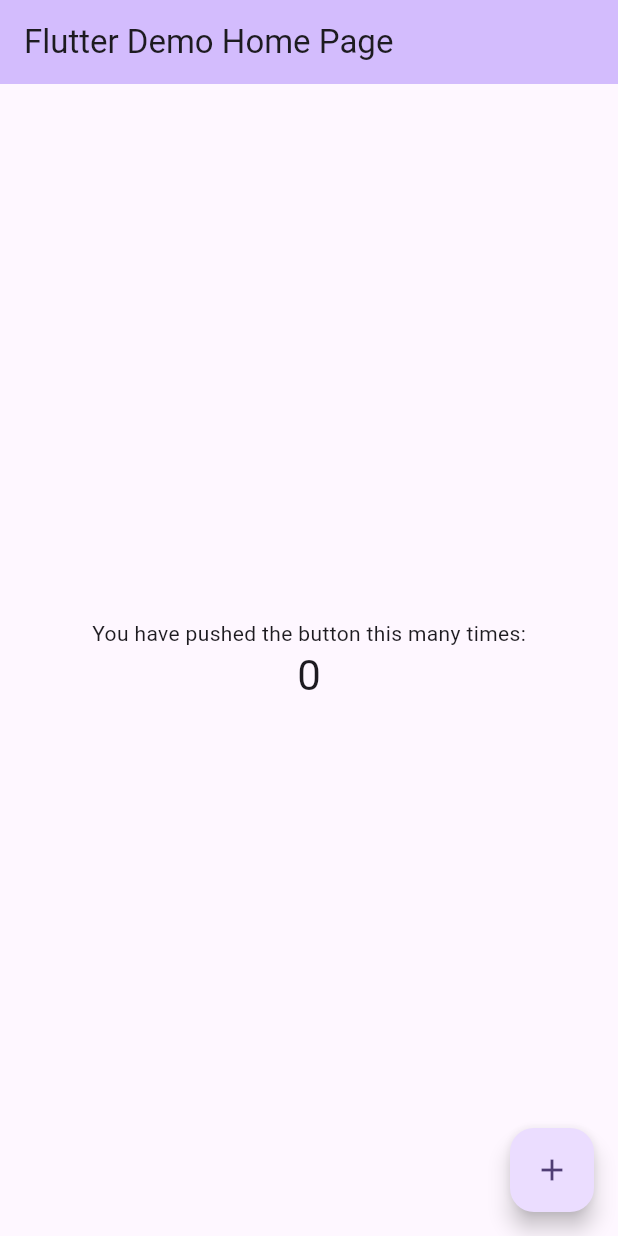
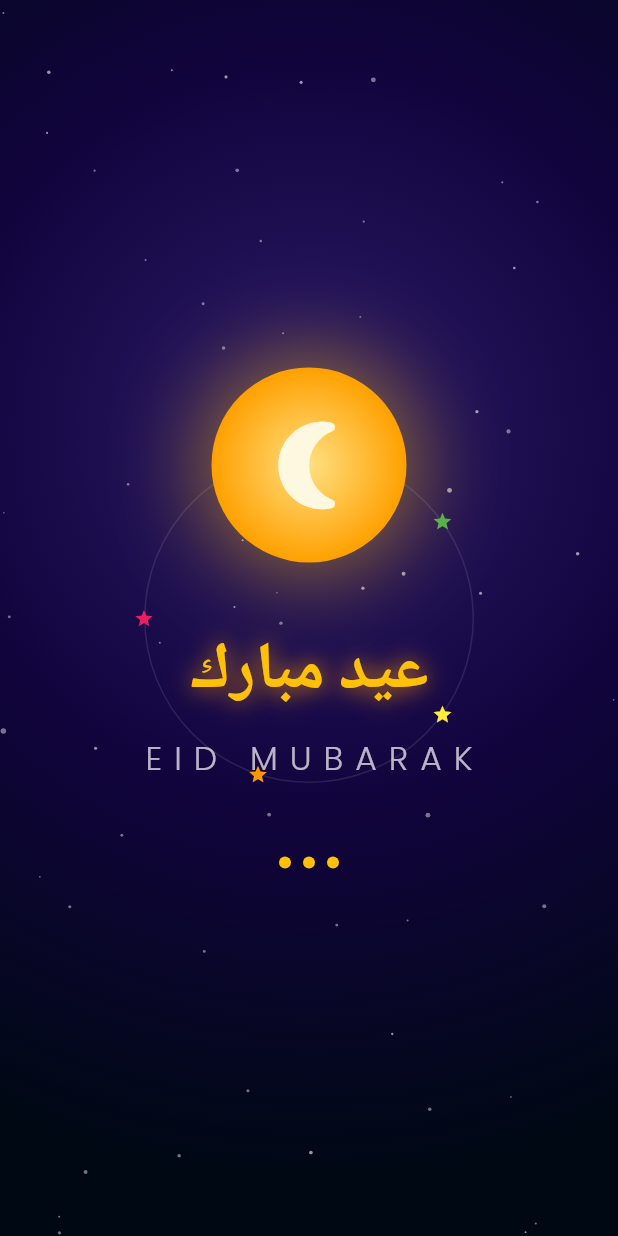
Before and after one commit to Usaid-Dev/Eid-Celebrations-App, a Flutter app: the first screen one second after launch, on a phone screen of 412 x 824 dp. Run offline on Flutter 3.47's test engine with Material 3 defaults, Android fonts, the phone set to English and light mode, and no system bars; drawn by our look-alikes of flutter_animate; our stand-ins replace google_fonts.

Commit message:
Created Splash Sceenn, add dependencies

```diff
--- a/lib/main.dart
+++ b/lib/main.dart
@@ -1,122 +1,35 @@
 import 'package:flutter/material.dart';
+import 'package:flutter/services.dart';
+import 'package:google_fonts/google_fonts.dart';
+import 'screens/splash_screen.dart';
 
-void main() {
-  runApp(const MyApp());
+void main() async {
+  WidgetsFlutterBinding.ensureInitialized();
+  SystemChrome.setPreferredOrientations([DeviceOrientation.portraitUp]);
+  SystemChrome.setSystemUIOverlayStyle(
+    const SystemUiOverlayStyle(
+      statusBarColor: Colors.transparent,
+      statusBarIconBrightness: Brightness.light,
+    ),
+  );
+  runApp(const EidMubarakApp());
 }
 
-class MyApp extends StatelessWidget {
-  const MyApp({super.key});
+class EidMubarakApp extends StatelessWidget {
+  const EidMubarakApp({super.key});
 
-  // This widget is the root of your application.
   @override
   Widget build(BuildContext context) {
     return MaterialApp(
-      title: 'Flutter Demo',
+      debugShowCheckedModeBanner: false,
       theme: ThemeData(
-        // This is the theme of your application.
-        //
-        // TRY THIS: Try running your application with "flutter run". You'll see
-        // the application has a purple toolbar. Then, without quitting the app,
-        // try changing the seedColor in the colorScheme below to Colors.green
-        // and then invoke "hot reload" (save your changes or press the "hot
-        // reload" button in a Flutter-supported IDE, or press "r" if you used
-        // the command line to start the app).
-        //
-        // Notice that the counter didn't reset back to zero; the application
-        // state is not lost during the reload. To reset the state, use hot
-        // restart instead.
-        //
-        // This works for code too, not just values: Most code changes can be
-        // tested with just a hot reload.
-        colorScheme: .fromSeed(seedColor: Colors.deepPurple),
+        textTheme: GoogleFonts.poppinsTextTheme(),
+        colorScheme: ColorScheme.fromSeed(
+          seedColor: const Color(0xFF6C3483),
+        ),
+        useMaterial3: true,
       ),
-      home: const MyHomePage(title: 'Flutter Demo Home Page'),
+      home: const SplashScreen(),
     );
   }
 }
-
-class MyHomePage extends StatefulWidget {
-  const MyHomePage({super.key, required this.title});
-
-  // This widget is the home page of your application. It is stateful, meaning
-  // that it has a State object (defined below) that contains fields that affect
-  // how it looks.
-
-  // This class is the configuration for the state. It holds the values (in this
-  // case the title) provided by the parent (in this case the App widget) and
-  // used by the build method of the State. Fields in a Widget subclass are
-  // always marked "final".
-
-  final String title;
-
-  @override
-  State<MyHomePage> createState() => _MyHomePageState();
-}
-
-class _MyHomePageState extends State<MyHomePage> {
-  int _counter = 0;
-
-  void _incrementCounter() {
-    setState(() {
-      // This call to setState tells the Flutter framework that something has
-      // changed in this State, which causes it to rerun the build method below
-      // so that the display can reflect the updated values. If we changed
-      // _counter without calling setState(), then the build method would not be
-      // called again, and so nothing would appear to happen.
-      _counter++;
-    });
-  }
-
-  @override
-  Widget build(BuildContext context) {
-    // This method is rerun every time setState is called, for instance as done
-    // by the _incrementCounter method above.
-    //
-    // The Flutter framework has been optimized to make rerunning build methods
-    // fast, so that you can just rebuild anything that needs updating rather
-    // than having to individually change instances of widgets.
-    return Scaffold(
-      appBar: AppBar(
-        // TRY THIS: Try changing the color here to a specific color (to
-        // Colors.amber, perhaps?) and trigger a hot reload to see the AppBar
-        // change color while the other colors stay the same.
-        backgroundColor: Theme.of(context).colorScheme.inversePrimary,
-        // Here we take the value from the MyHomePage object that was created by
-        // the App.build method, and use it to set our appbar title.
-        title: Text(widget.title),
-      ),
-      body: Center(
-        // Center is a layout widget. It takes a single child and positions it
-        // in the middle of the parent.
-        child: Column(
-          // Column is also a layout widget. It takes a list of children and
-          // arranges them vertically. By default, it sizes itself to fit its
-          // children horizontally, and tries to be as tall as its parent.
-          //
-          // Column has various properties to control how it sizes itself and
-          // how it positions its children. Here we use mainAxisAlignment to
-          // center the children vertically; the main axis here is the vertical
-          // axis because Columns are vertical (the cross axis would be
-          // horizontal).
-          //
-          // TRY THIS: Invoke "debug painting" (choose the "Toggle Debug Paint"
-          // action in the IDE, or press "p" in the console), to see the
-          // wireframe for each widget.
-          mainAxisAlignment: .center,
-          children: [
-            const Text('You have pushed the button this many times:'),
-            Text(
-              '$_counter',
-              style: Theme.of(context).textTheme.headlineMedium,
-            ),
-          ],
-        ),
-      ),
-      floatingActionButton: FloatingActionButton(
-        onPressed: _incrementCounter,
-        tooltip: 'Increment',
-        child: const Icon(Icons.add),
-      ),
-    );
-  }
-}
--- /dev/null
+++ b/lib/screens/Home_Screen.dart
@@ -0,0 +1,15 @@
+import 'package:flutter/material.dart';
+
+class HomeScreen extends StatefulWidget {
+  const HomeScreen({super.key});
+
+  @override
+  State<HomeScreen> createState() => _HomeScreenState();
+}
+
+class _HomeScreenState extends State<HomeScreen> {
+  @override
+  Widget build(BuildContext context) {
+    return Scaffold();
+  }
+}
--- /dev/null
+++ b/lib/screens/Splash_Screen.dart
@@ -0,0 +1,260 @@
+import 'package:eid_celebrations_app/screens/Home_Screen.dart';
+import 'package:flutter/material.dart';
+import 'package:flutter_animate/flutter_animate.dart';
+import 'dart:async';
+import 'dart:math' as math;
+
+
+class SplashScreen extends StatefulWidget {
+  const SplashScreen({super.key});
+
+  @override
+  State<SplashScreen> createState() => _SplashScreenState();
+}
+
+class _SplashScreenState extends State<SplashScreen>
+    with TickerProviderStateMixin {
+  late AnimationController _orbitController;
+  late AnimationController _glowController;
+
+  @override
+  void initState() {
+    super.initState();
+
+    _orbitController = AnimationController(
+      vsync: this,
+      duration: const Duration(seconds: 8),
+    )..repeat();
+
+    _glowController = AnimationController(
+      vsync: this,
+      duration: const Duration(seconds: 2),
+    )..repeat(reverse: true);
+
+    Timer(const Duration(seconds: 4), () {
+      if (mounted) {
+        Navigator.pushReplacement(
+          context,
+          PageRouteBuilder(
+            pageBuilder: (_, anim, __) => const HomeScreen(),
+            transitionDuration: const Duration(milliseconds: 800),
+            transitionsBuilder: (_, anim, __, child) => FadeTransition(
+              opacity: anim,
+              child: child,
+            ),
+          ),
+        );
+      }
+    });
+  }
+
+  @override
+  void dispose() {
+    _orbitController.dispose();
+    _glowController.dispose();
+    super.dispose();
+  }
+
+  @override
+  Widget build(BuildContext context) {
+    final size = MediaQuery.of(context).size;
+
+    return Scaffold(
+      body: Container(
+        decoration: const BoxDecoration(
+          gradient: RadialGradient(
+            center: Alignment(0, -0.3),
+            radius: 1.2,
+            colors: [
+              Color(0xFF2D1B69),
+              Color(0xFF11043D),
+              Color(0xFF000814),
+            ],
+          ),
+        ),
+        child: Stack(
+          children: [
+            // ✨ Twinkling stars
+            ...List.generate(60, (i) {
+              final r = math.Random(i);
+              return Positioned(
+                left: r.nextDouble() * size.width,
+                top: r.nextDouble() * size.height,
+                child: AnimatedBuilder(
+                  animation: _glowController,
+                  builder: (_, __) => Opacity(
+                    opacity: 0.3 +
+                        (_glowController.value * 0.7) *
+                            (i % 3 == 0 ? 1 : 0.5),
+                    child: Container(
+                      width: r.nextDouble() * 3 + 1,
+                      height: r.nextDouble() * 3 + 1,
+                      decoration: const BoxDecoration(
+                        shape: BoxShape.circle,
+                        color: Colors.white,
+                      ),
+                    ),
+                  ),
+                ),
+              );
+            }),
+
+            // 🌙 Orbiting stars
+            Center(
+              child: AnimatedBuilder(
+                animation: _orbitController,
+                builder: (_, __) {
+                  return Stack(
+                    alignment: Alignment.center,
+                    children: [
+                      Container(
+                        width: 220,
+                        height: 220,
+                        decoration: BoxDecoration(
+                          shape: BoxShape.circle,
+                          border: Border.all(
+                            color: Colors.white.withOpacity(0.1),
+                            width: 1,
+                          ),
+                        ),
+                      ),
+                      ...List.generate(5, (i) {
+                        final angle =
+                            _orbitController.value * 2 * math.pi +
+                                (i * 2 * math.pi / 5);
+                        return Transform.translate(
+                          offset: Offset(
+                            math.cos(angle) * 110,
+                            math.sin(angle) * 110,
+                          ),
+                          child: Icon(
+                            Icons.star,
+                            color: [
+                              Colors.yellow,
+                              Colors.orange,
+                              Colors.pink,
+                              Colors.lightBlue,
+                              Colors.green,
+                            ][i],
+                            size: 14,
+                          ),
+                        );
+                      }),
+                    ],
+                  );
+                },
+              ),
+            ),
+
+            // Main content
+            Center(
+              child: Column(
+                mainAxisAlignment: MainAxisAlignment.center,
+                children: [
+                  // Glowing moon
+                  AnimatedBuilder(
+                    animation: _glowController,
+                    builder: (_, __) => Container(
+                      width: 130,
+                      height: 130,
+                      decoration: BoxDecoration(
+                        shape: BoxShape.circle,
+                        gradient: const RadialGradient(
+                          colors: [
+                            Color(0xFFFFE082),
+                            Color(0xFFFFA000),
+                          ],
+                        ),
+                        boxShadow: [
+                          BoxShadow(
+                            color: Colors.amber.withOpacity(
+                              0.3 + _glowController.value * 0.4,
+                            ),
+                            blurRadius: 40 + _glowController.value * 20,
+                            spreadRadius: 10,
+                          ),
+                        ],
+                      ),
+                      child: const Icon(
+                        Icons.nightlight_round,
+                        size: 70,
+                        color: Color(0xFFFFF8E1),
+                      ),
+                    ),
+                  )
+                      .animate()
+                      .scale(
+                        begin: const Offset(0, 0),
+                        end: const Offset(1, 1),
+                        duration: 1200.ms,
+                        curve: Curves.elasticOut,
+                      ),
+
+                  const SizedBox(height: 40),
+
+                  const Text(
+                    'عيد مبارك',
+                    style: TextStyle(
+                      fontSize: 44,
+                      fontWeight: FontWeight.bold,
+                      color: Colors.amber,
+                      letterSpacing: 2,
+                      shadows: [
+                        Shadow(color: Colors.orange, blurRadius: 20),
+                      ],
+                    ),
+                  )
+                      .animate(delay: 600.ms)
+                      .fadeIn(duration: 800.ms)
+                      .slideY(begin: 0.3, end: 0),
+
+                  const SizedBox(height: 10),
+
+                  const Text(
+                    'EID MUBARAK',
+                    style: TextStyle(
+                      fontSize: 22,
+                      fontWeight: FontWeight.w300,
+                      color: Colors.white70,
+                      letterSpacing: 8,
+                    ),
+                  ).animate(delay: 900.ms).fadeIn(duration: 800.ms),
+
+                  const SizedBox(height: 50),
+
+                  // Pulsing dots
+                  Row(
+                    mainAxisAlignment: MainAxisAlignment.center,
+                    children: List.generate(3, (i) {
+                      return Container(
+                        width: 8,
+                        height: 8,
+                        margin: const EdgeInsets.symmetric(horizontal: 4),
+                        decoration: const BoxDecoration(
+                          shape: BoxShape.circle,
+                          color: Colors.amber,
+                        ),
+                      )
+                          .animate(
+                            delay: Duration(milliseconds: 1200 + (i * 200)),
+                          )
+                          .fadeIn()
+                          .then()
+                          .animate(
+                            onPlay: (c) => c.repeat(reverse: true),
+                          )
+                          .scale(
+                            begin: const Offset(1, 1),
+                            end: const Offset(1.5, 1.5),
+                          );
+                    }),
+                  ),
+                ],
+              ),
+            ),
+          ],
+        ),
+      ),
+    );
+  }
+}
```
Also changed, not shown: pubspec.yaml (+9 -74 lines), pubspec.lock, 15 other files.
